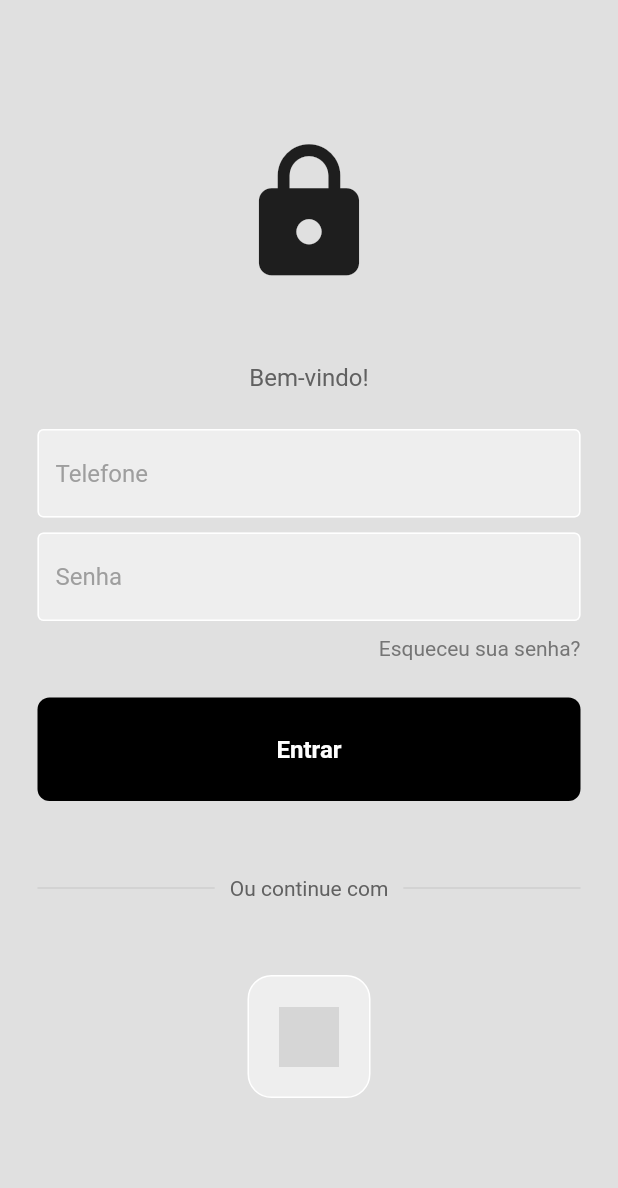
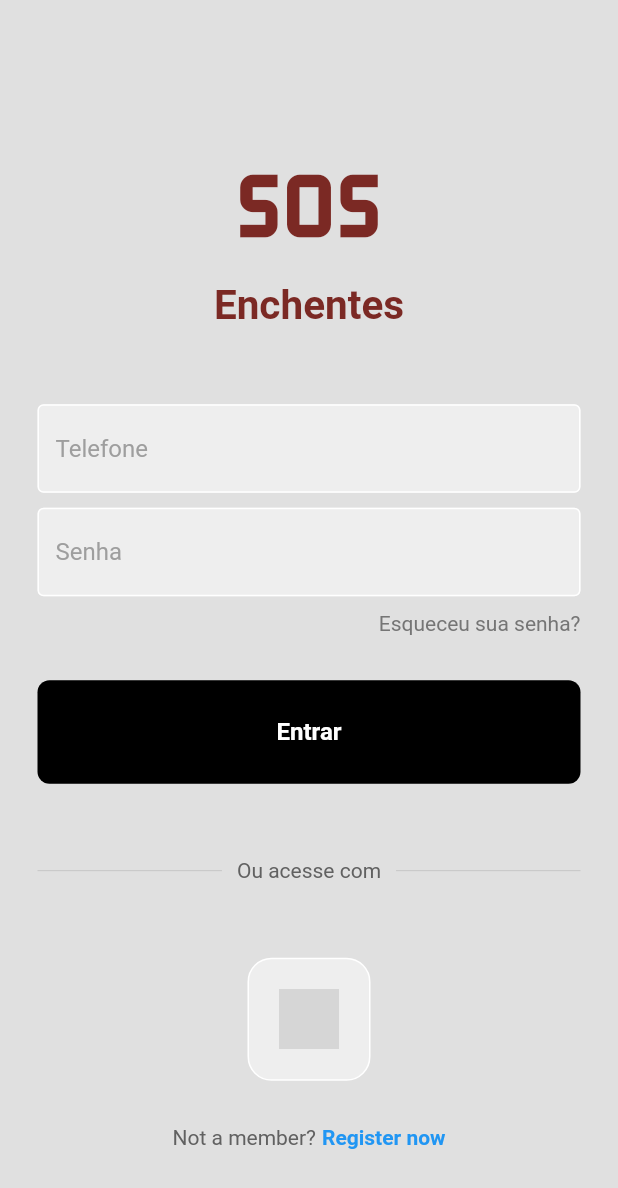
Before and after one commit to tabatasaantos/SOSFlood, a Flutter app: the screen it shows after launch, on a phone screen of 412 x 824 dp. Shown: the top 1188 px of the screen. Run offline on Flutter 3.47's test engine with Material 2 defaults, Android fonts, the light colour scheme and no system bars; grey boxes are pictures that could not be loaded.

Commit message:
update UI login page

```diff
--- a/lib/presentation/login_sos_page.dart
+++ b/lib/presentation/login_sos_page.dart
@@ -21,41 +21,33 @@ class LoginSOSPage extends StatelessWidget {
           child: Column(
             mainAxisAlignment: MainAxisAlignment.center,
             children: [
-              const SizedBox(height: 50),
-
+              const SizedBox(height: 30),
               const Icon(
-                Icons.lock,
+                Icons.sos_outlined,
                 size: 100,
+                color: Color.fromARGB(255, 123, 41, 36),
               ),
-
-              const SizedBox(height: 50),
-
-              Text(
-                'Bem-vindo!',
+              const Text(
+                'Enchentes',
                 style: TextStyle(
-                  color: Colors.grey[700],
-                  fontSize: 16,
+                  color: Color.fromARGB(255, 123, 41, 36),
+                  fontSize: 27,
+                  fontWeight: FontWeight.bold,
                 ),
               ),
-
-              const SizedBox(height: 25),
-
+              const SizedBox(height: 50),
               TextFieldSOSWidget(
                 controller: usernameController,
                 hintText: 'Telefone',
                 obscureText: false,
               ),
-
               const SizedBox(height: 10),
-
               TextFieldSOSWidget(
                 controller: passwordController,
                 hintText: 'Senha',
                 obscureText: true,
               ),
-
               const SizedBox(height: 10),
-
               Padding(
                 padding: const EdgeInsets.symmetric(horizontal: 25.0),
                 child: Row(
@@ -68,15 +60,11 @@ class LoginSOSPage extends StatelessWidget {
                   ],
                 ),
               ),
-
-              const SizedBox(height: 25),
-
+              const SizedBox(height: 30),
               ButtonSOSWidget(
                 onTap: signUserIn,
               ),
-
               const SizedBox(height: 50),
-
               Padding(
                 padding: const EdgeInsets.symmetric(horizontal: 25.0),
                 child: Row(
@@ -90,7 +78,7 @@ class LoginSOSPage extends StatelessWidget {
                     Padding(
                       padding: const EdgeInsets.symmetric(horizontal: 10.0),
                       child: Text(
-                        'Ou continue com',
+                        'Ou acesse com',
                         style: TextStyle(color: Colors.grey[700]),
                       ),
                     ),
@@ -103,35 +91,31 @@ class LoginSOSPage extends StatelessWidget {
                   ],
                 ),
               ),
-
               const SizedBox(height: 50),
-
               Row(
                 mainAxisAlignment: MainAxisAlignment.center,
                 children: const [
                   TileSOSWidget(imagePath: 'lib/images/google.png'),
                 ],
               ),
-
-              const SizedBox(height: 50),
-
-              // Row(
-              //   mainAxisAlignment: MainAxisAlignment.center,
-              //   children: [
-              //     Text(
-              //       'Not a member?',
-              //       style: TextStyle(color: Colors.grey[700]),
-              //     ),
-              //     const SizedBox(width: 4),
-              //     const Text(
-              //       'Register now',
-              //       style: TextStyle(
-              //         color: Colors.blue,
-              //         fontWeight: FontWeight.bold,
-              //       ),
-              //     ),
-              //   ],
-              // )
+              const SizedBox(height: 30),
+              Row(
+                mainAxisAlignment: MainAxisAlignment.center,
+                children: [
+                  Text(
+                    'Not a member?',
+                    style: TextStyle(color: Colors.grey[700]),
+                  ),
+                  const SizedBox(width: 4),
+                  const Text(
+                    'Register now',
+                    style: TextStyle(
+                      color: Colors.blue,
+                      fontWeight: FontWeight.bold,
+                    ),
+                  ),
+                ],
+              )
             ],
           ),
         ),
```
